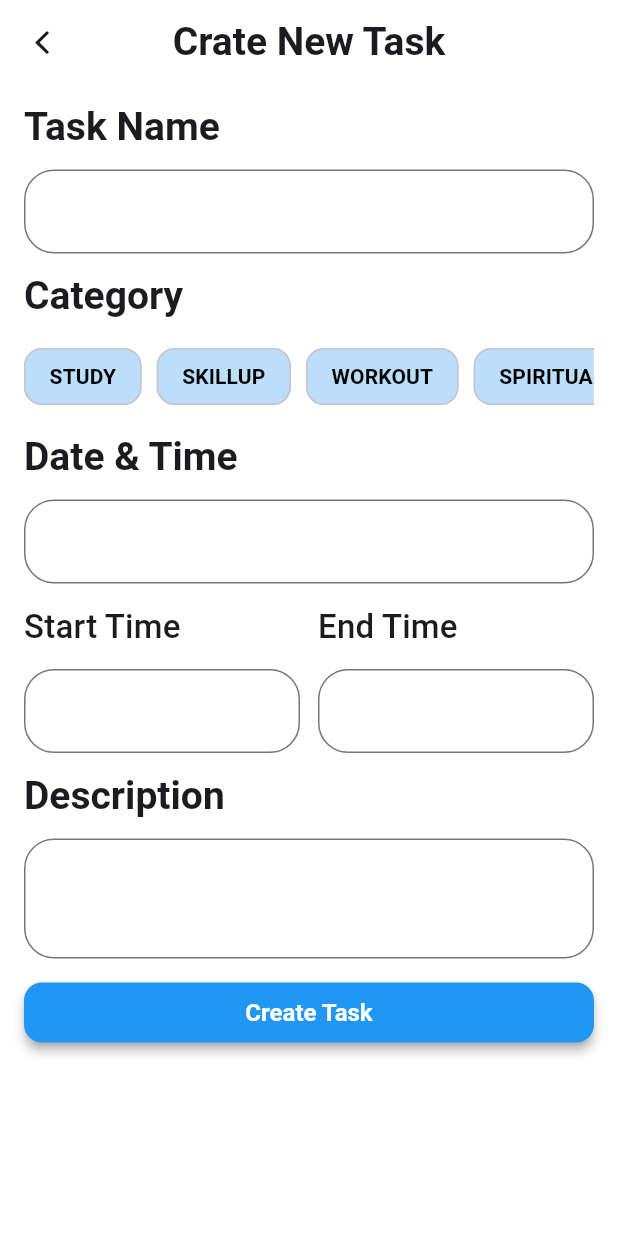
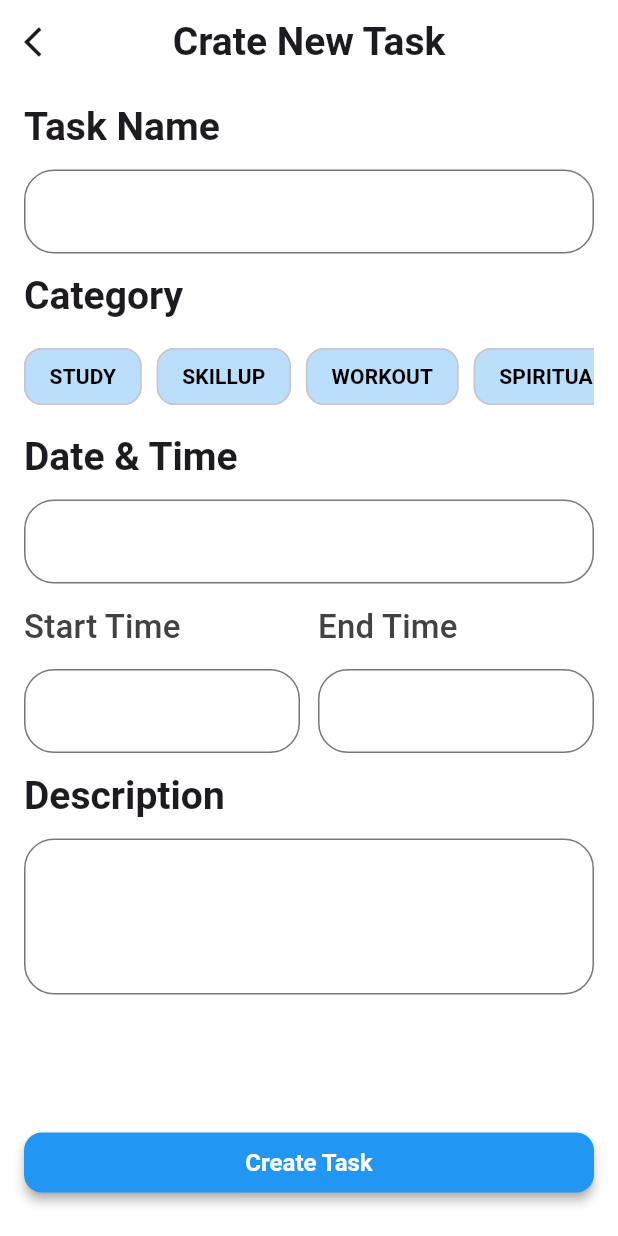
Before and after one commit to rostom17/EDGE_PROJECT_MOB_APP, a Flutter app: the screen it shows after launch, after a tap on an icon or button, on a phone screen of 412 x 824 dp. Run offline on Flutter 3.47's test engine with Material 3 defaults, Android fonts, the phone set to English and light mode, and no system bars; our stand-ins replace get, iconsax.

Commit message:
Working on Day Activity Screen

```diff
--- a/lib/app.dart
+++ b/lib/app.dart
@@ -68,11 +68,6 @@ class MyTodoList extends StatelessWidget {
         ),
       ),
 
-      textTheme: TextTheme(
-        titleLarge: TextStyle(fontSize: 26, fontWeight: FontWeight.w600),
-        titleMedium: TextStyle(fontSize: 22, fontWeight: FontWeight.w500),
-      ),
-
       inputDecorationTheme: InputDecorationTheme(
         border: OutlineInputBorder(borderRadius: BorderRadius.circular(20)),
         focusedBorder: OutlineInputBorder(
@@ -80,6 +75,15 @@ class MyTodoList extends StatelessWidget {
           borderRadius: BorderRadius.circular(20),
         ),
       ),
+
+      textTheme: TextTheme(
+        titleLarge: TextStyle(fontSize: 26, fontWeight: FontWeight.w600),
+        titleMedium: TextStyle(
+          fontSize: 22,
+          fontWeight: FontWeight.w500,
+          color: Colors.grey[800],
+        ),
+      ),
     );
   }
 }
--- a/lib/features/todo_activity/view/Screens/create_todo_screen.dart
+++ b/lib/features/todo_activity/view/Screens/create_todo_screen.dart
@@ -1,5 +1,5 @@
-import 'package:flutter/cupertino.dart';
 import 'package:flutter/material.dart';
+import 'package:get/get.dart';
 import 'package:my_todo_list/core/todo_category.dart';
 
 class CreateTodoScreen extends StatefulWidget {
@@ -24,13 +24,20 @@ class _CreateTodoScreenState extends State<CreateTodoScreen> {
       appBar: AppBar(
         title: Text("Crate New Task"),
         centerTitle: true,
-        leading: IconButton(onPressed: () {}, icon: Icon(CupertinoIcons.back)),
+        leading: IconButton(
+          onPressed: () {
+            Get.back();
+          },
+          icon: Icon(Icons.arrow_back_ios),
+        ),
       ),
       body: SingleChildScrollView(
         physics: BouncingScrollPhysics(),
         child: Padding(
           padding: EdgeInsets.only(top: 12, right: 16, left: 16),
           child: Column(
+            mainAxisAlignment: MainAxisAlignment.spaceEvenly,
+            mainAxisSize: MainAxisSize.min,
             crossAxisAlignment: CrossAxisAlignment.start,
             children: [
               Text("Task Name", style: Theme.of(context).textTheme.titleLarge),
@@ -55,12 +62,15 @@ class _CreateTodoScreenState extends State<CreateTodoScreen> {
                 style: Theme.of(context).textTheme.titleLarge,
               ),
               const SizedBox(height: 12),
-              TextField(maxLines: 2),
+              TextField(maxLines: 3),
               const SizedBox(height: 12),
-              ElevatedButton(onPressed: () {}, child: Text("Create Task")),
             ],
           ),
         ),
+      ),
+      bottomNavigationBar: Padding(
+        padding: EdgeInsets.only(bottom: 25, left: 16, right: 16),
+        child: ElevatedButton(onPressed: () {}, child: Text("Create Task")),
       ),
     );
   }
--- a/pubspec.yaml
+++ b/pubspec.yaml
@@ -19,6 +19,7 @@ dependencies:
   flutter_svg: ^2.0.17
   get: ^4.7.2
   iconsax: ^0.0.8
+  intl: ^0.20.2
 
 
 
```
Also changed, not shown: lib/features/todo_activity/view/Screens/day_activity_screen.dart (+90 -1 lines), lib/features/todo_activity/view/Widgets/custom_appbar.dart (+9 -1 lines), pubspec.lock.
